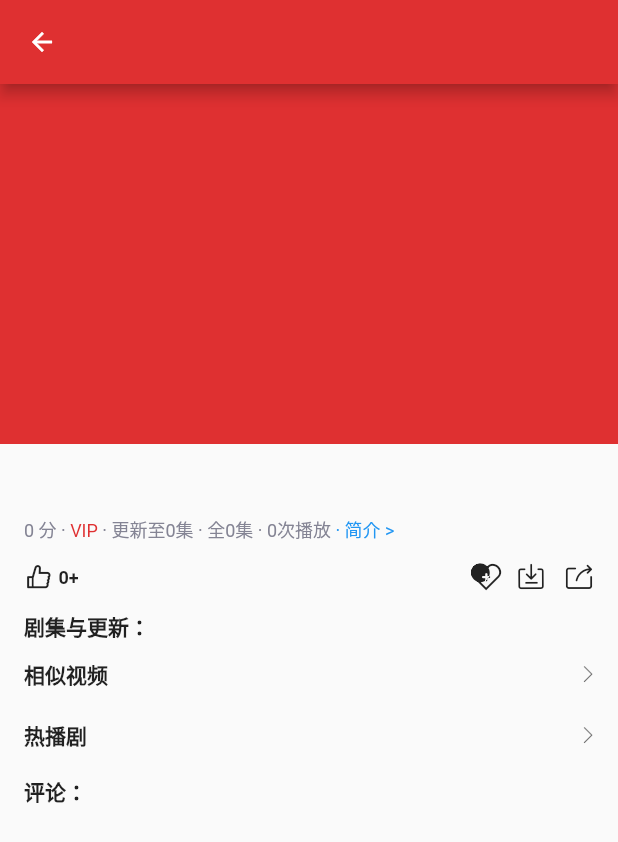
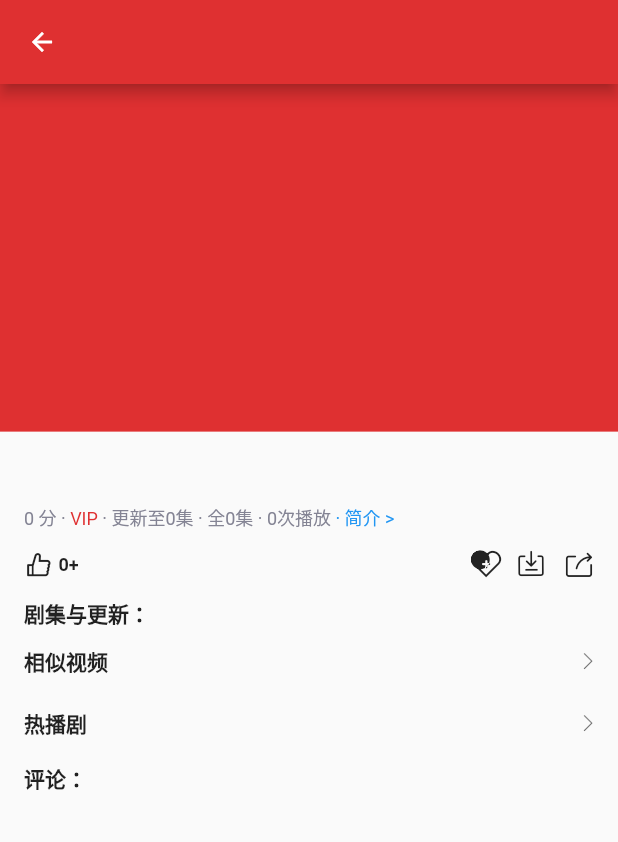
Before and after one commit to liuxinwu/Funny, a Flutter app: the PlayPage screen opened directly, on a phone screen of 412 x 824 dp. Shown: the top 842 px of the screen. Run offline on Flutter 3.47's test engine with Material 2 defaults, Android fonts, the phone set to English and light mode, and no system bars; our stand-ins replace cached_network_image, dio, flutter_swiper, fluttertoast; missing offline and left inert: fijkplayer, fijkplayer_skin; network calls fail.

Commit message:
feat: 删除无用代码、注释

```diff
--- a/lib/components/fPlayer.dart
+++ b/lib/components/fPlayer.dart
@@ -34,7 +34,7 @@ class _FPlayerState extends State<FPlayer> {
   };
 
   void playConllection(int curActiveIdx) {
-    print('父类调用---');
+    // 这里有个小问题标题没有更新
     _curActiveIdx = curActiveIdx;
     (() async {
       await player.stop();
@@ -55,7 +55,6 @@ class _FPlayerState extends State<FPlayer> {
 
   @override
   void dispose() {
-    print('销毁');
     player.release();
     player.dispose();
     super.dispose();
@@ -70,23 +69,22 @@ class _FPlayerState extends State<FPlayer> {
 
   @override
   Widget build(BuildContext context) {
+    final height = MediaQuery.of(context).size.width * 9 / 16;
     final Color primaryColor = Theme.of(context).primaryColor;
 
     if (data == null || data.length == 0)
       return Container(
-        height: 240,
+        height: height,
         color: primaryColor,
       );
     final String title = data[_curActiveIdx]['name'] ?? '';
-    print('----------$_curActiveIdx----$title');
 
-    return Container(
-        alignment: Alignment.center,
+    return
         // 这里 FijkView 开始为自定义 UI 部分
-        child: FijkView(
-          height: 240,
+        FijkView(
+      height: height,
       color: primaryColor,
-          fit: FijkFit.cover,
+      fit: FijkFit.ar16_9,
       player: player,
       panelBuilder: (
         FijkPlayer player,
@@ -117,6 +115,6 @@ class _FPlayerState extends State<FPlayer> {
           curActiveIdx: _curActiveIdx,
         );
       },
-        ));
+    );
   }
 }
--- a/lib/utils/evnet.dart
+++ b/lib/utils/evnet.dart
@@ -5,11 +5,9 @@
 Map eventCenter = {
   'center': [],
   'on': (fn) {
-    print('onon');
     eventCenter['center'].add(fn);
   },
   'emit': (int curActiveIdx) {
-    print(eventCenter['center']);
     eventCenter['center'].forEach((e) {
       e(curActiveIdx);
     });
```
Lines whose indentation alone changed are shown as unchanged.
